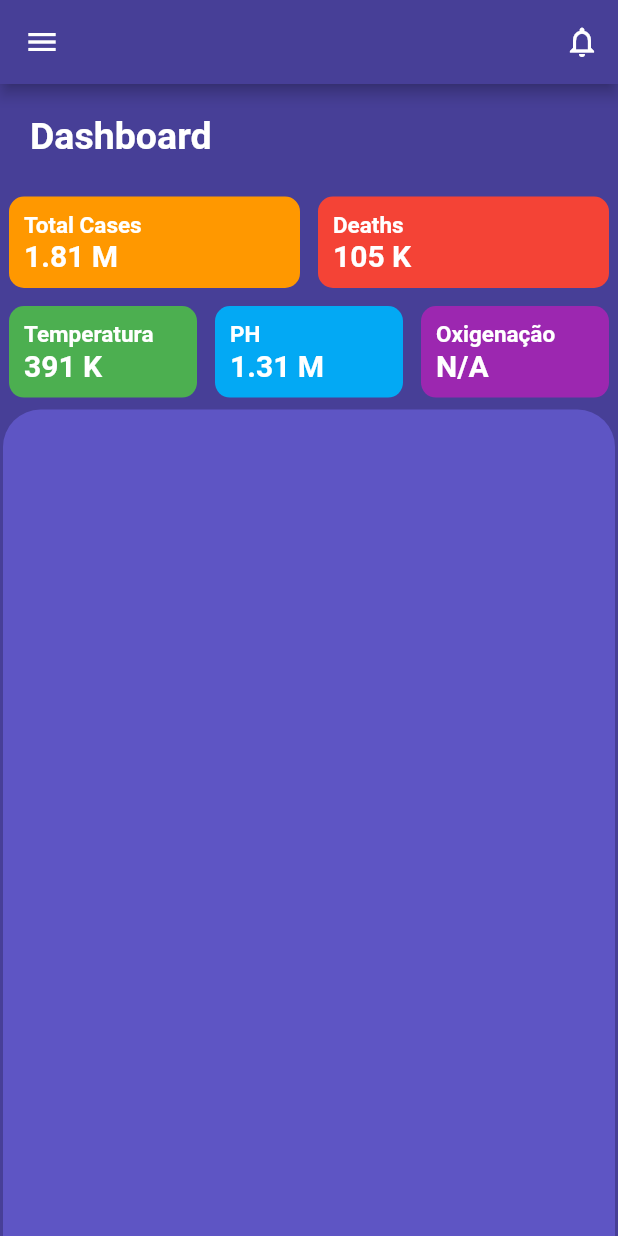
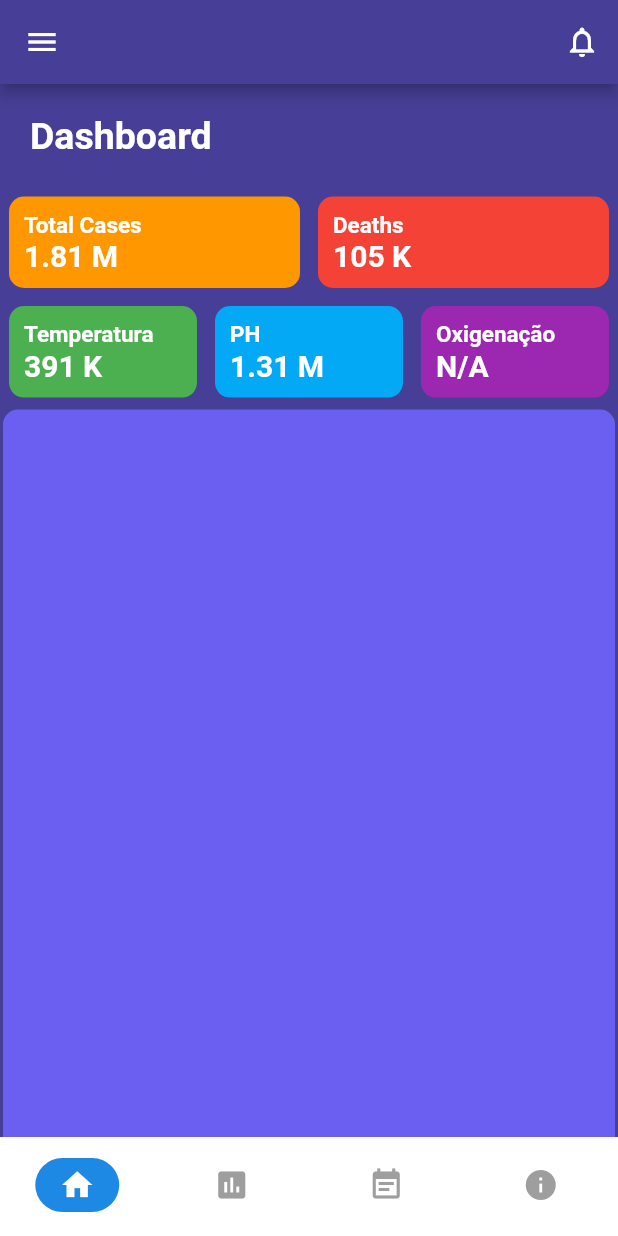
Before and after one commit to DjonatanWillenz/mobile, a Flutter app: the HomeView screen opened by its route, on a phone screen of 412 x 824 dp. Run offline on Flutter 3.47's test engine with Material 2 defaults, Android fonts, the phone set to English and light mode, and no system bars; our stand-ins replace fl_chart, flutter_svg, get, shared_preferences, splashscreen; accounts and stored records are empty; network calls fail; project files that could hold a hidden picture were left out.

Commit message:
Implementado ajustes

```diff
--- a/lib/app/global/widgets/widget.card.dart
+++ b/lib/app/global/widgets/widget.card.dart
@@ -1,5 +1,6 @@
 import 'package:flutter/material.dart';
 
+// ignore: must_be_immutable
 class DwCard extends StatefulWidget {
   String title;
   String count;
--- a/lib/app/modules/home/components/widget.app.bar.home.dart
+++ b/lib/app/modules/home/components/widget.app.bar.home.dart
@@ -6,24 +6,31 @@ import 'package:app/app/themes/app_theme.dart';
 import 'package:flutter/material.dart';
 import 'package:get/get.dart';
 
+// ignore: must_be_immutable
 class DwAppBarHome extends StatelessWidget with PreferredSizeWidget {
   HomeController controller;
 
-  DwAppBarHome({this.controller});
+  DwAppBarHome({
+    Key key,
+    this.controller,
+  }) : super(key: key);
 
   @override
   Widget build(BuildContext context) {
-    return AppBar(
+    return PreferredSize(
+        preferredSize: Size(1, 1),
+        child: AppBar(
           backgroundColor: appThemeData().appBarTheme.backgroundColor,
           actions: <Widget>[
             Positioned(
               child: Obx(
                 () => DwIconButton(
-              icon: controller.notifications > 0
+                  icon: controller.notifications.value > 0
                       ? Icons.notifications_on_sharp
                       : Icons.notifications_none,
-              corIcon:
-                  controller.notifications > 0 ? Colors.yellow : Colors.white,
+                  corIcon: controller.notifications.value > 0
+                      ? Colors.yellow
+                      : Colors.white,
                   sizeIcon: controller.notifications > 0 ? 26 : 24,
                   onPressed: () => Get.defaultDialog(
                     title: 'Alerta',
@@ -31,7 +38,8 @@ class DwAppBarHome extends StatelessWidget with PreferredSizeWidget {
                     buttonColor: UtilsColor.buttonDialogs,
                     textConfirm: 'Visualizar',
                     textCancel: 'Cancelar',
-                middleText: 'Você tem novas mensagens na sua caixa de entrada!',
+                    middleText:
+                        'Você tem novas mensagens na sua caixa de entrada!',
                     onConfirm: () {
                       Get.back();
                       Get.toNamed(Routes.NOTIFICATIONS);
@@ -41,7 +49,7 @@ class DwAppBarHome extends StatelessWidget with PreferredSizeWidget {
               ),
             ),
           ],
-    );
+        ));
   }
 
   @override
--- /dev/null
+++ b/lib/app/modules/home/components/widget.botton.bar.home.dart
@@ -0,0 +1,52 @@
+import 'package:flutter/material.dart';
+import 'package:get/get.dart';
+
+class DwBottonBarHome extends StatefulWidget {
+  const DwBottonBarHome({Key key}) : super(key: key);
+
+  @override
+  State<DwBottonBarHome> createState() => _DwBottonBarHomeState();
+}
+
+class _DwBottonBarHomeState extends State<DwBottonBarHome> {
+  RxInt _currentIndex = 0.obs;
+  @override
+  Widget build(BuildContext context) {
+    return Obx(
+      () => BottomNavigationBar(
+        currentIndex: _currentIndex.value,
+        onTap: (index) => {_currentIndex.value = index},
+        type: BottomNavigationBarType.fixed,
+        backgroundColor: Colors.white,
+        showSelectedLabels: false,
+        showUnselectedLabels: false,
+        selectedItemColor: Colors.white,
+        unselectedItemColor: Colors.grey,
+        elevation: 0.0,
+        items: [Icons.home, Icons.insert_chart, Icons.event_note, Icons.info]
+            .asMap()
+            .map((key, value) => MapEntry(
+                  key,
+                  BottomNavigationBarItem(
+                    label: '',
+                    icon: Container(
+                      padding: const EdgeInsets.symmetric(
+                        vertical: 6.0,
+                        horizontal: 16.0,
+                      ),
+                      decoration: BoxDecoration(
+                        color: _currentIndex.value == key
+                            ? Colors.blue[600]
+                            : Colors.transparent,
+                        borderRadius: BorderRadius.circular(20.0),
+                      ),
+                      child: Icon(value),
+                    ),
+                  ),
+                ))
+            .values
+            .toList(),
+      ),
+    );
+  }
+}
--- a/lib/app/modules/home/home.view.dart
+++ b/lib/app/modules/home/home.view.dart
@@ -1,5 +1,6 @@
 import 'package:app/app/global/widgets/widget.card.dart';
 import 'package:app/app/modules/home/components/widget.app.bar.home.dart';
+import 'package:app/app/modules/home/components/widget.botton.bar.home.dart';
 import 'package:app/app/modules/home/components/widget.drawer.dart';
 import 'package:app/app/modules/home/home.controller.dart';
 import 'package:app/app/themes/app_theme.dart';
@@ -77,16 +78,19 @@ class HomeView extends GetView<HomeController> {
                 decoration: BoxDecoration(
                   color: appThemeData().backgroundColor,
                   borderRadius: BorderRadius.only(
-                    topLeft: Radius.circular(25),
-                    topRight: Radius.circular(25),
+                    topLeft: Radius.circular(10),
+                    topRight: Radius.circular(10),
                   ),
                 ),
-                height: Get.height * 0.7,
+                height: Get.height * 0.6,
               ),
             ),
           )
         ],
       ),
+      bottomNavigationBar: DwBottonBarHome(),
     );
   }
+
+  DwAppBarHome newMethod() => DwAppBarHome();
 }
--- a/lib/app/modules/ph/ph.controller.dart
+++ b/lib/app/modules/ph/ph.controller.dart
@@ -8,28 +8,28 @@ class PhController extends GetxController {
   final formKey = GlobalKey<FormState>();
 
   PhRepository repository = Get.find<PhRepository>();
-  HomeController() {
-    final barGroup1 = makeGroupData(0, 5, 12);
-    final barGroup2 = makeGroupData(1, 16, 12);
-    final barGroup3 = makeGroupData(2, 18, 5);
-    final barGroup4 = makeGroupData(3, 20, 16);
-    final barGroup5 = makeGroupData(4, 17, 6);
-    final barGroup6 = makeGroupData(5, 19, 1.5);
-    final barGroup7 = makeGroupData(6, 10, 1.5);
+  // HomeController() {
+  //   final barGroup1 = makeGroupData(0, 5, 12);
+  //   final barGroup2 = makeGroupData(1, 16, 12);
+  //   final barGroup3 = makeGroupData(2, 18, 5);
+  //   final barGroup4 = makeGroupData(3, 20, 16);
+  //   final barGroup5 = makeGroupData(4, 17, 6);
+  //   final barGroup6 = makeGroupData(5, 19, 1.5);
+  //   final barGroup7 = makeGroupData(6, 10, 1.5);
 
-    final items = [
-      barGroup1,
-      barGroup2,
-      barGroup3,
-      barGroup4,
-      barGroup5,
-      barGroup6,
-      barGroup7,
-    ];
+  //   final items = [
+  //     barGroup1,
+  //     barGroup2,
+  //     barGroup3,
+  //     barGroup4,
+  //     barGroup5,
+  //     barGroup6,
+  //     barGroup7,
+  //   ];
 
-    this.rawBarGroups.value = items;
-    showingBarGroups.value = rawBarGroups.value;
-  }
+  //   this.rawBarGroups.value = items;
+  //   showingBarGroups.value = rawBarGroups.value;
+  // }
 
   RxInt currentIndex = 1.obs;
   RxBool isShowingMainData = true.obs;
--- a/lib/app/modules/ph/ph.view.dart
+++ b/lib/app/modules/ph/ph.view.dart
@@ -1,11 +1,7 @@
-import 'package:app/app/data/enum/period.enum.dart';
-import 'package:app/app/data/repository/ph.repository.dart';
 import 'package:app/app/global/utils/const.color.dart';
 import 'package:app/app/global/widgets/widget.indicator.dart';
-import 'package:app/app/global/widgets/widget_icon_button.dart';
 import 'package:app/app/modules/ph/ph.controller.dart';
 import 'package:fl_chart/fl_chart.dart';
-import 'package:flutter/cupertino.dart';
 import 'package:flutter/gestures.dart';
 import 'package:flutter/material.dart';
 import 'package:get/get.dart';
--- a/lib/app/themes/app_theme.dart
+++ b/lib/app/themes/app_theme.dart
@@ -29,7 +29,7 @@ ThemeData appThemeData() {
     ),
     visualDensity: VisualDensity.adaptivePlatformDensity,
     canvasColor: Color.fromARGB(255, 126, 143, 243),
-    backgroundColor: Color.fromARGB(255, 94, 85, 196),
+    backgroundColor: Color.fromARGB(255, 107, 95, 241),
     colorScheme:
         ColorScheme.fromSwatch().copyWith(secondary: Colors.cyanAccent),
   );
```
Lines whose indentation alone changed are shown as unchanged.
